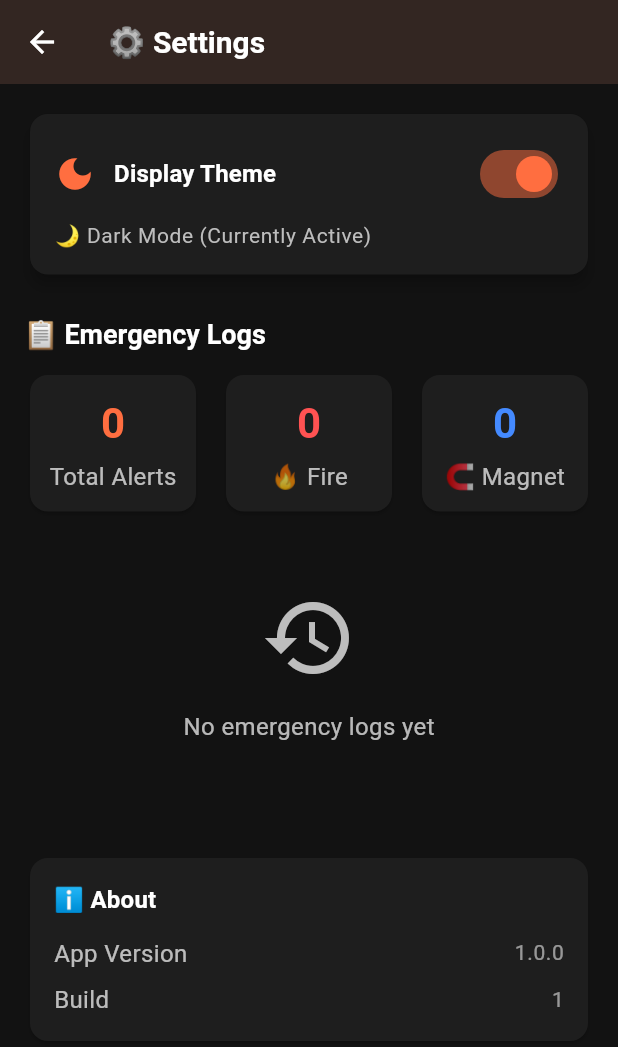
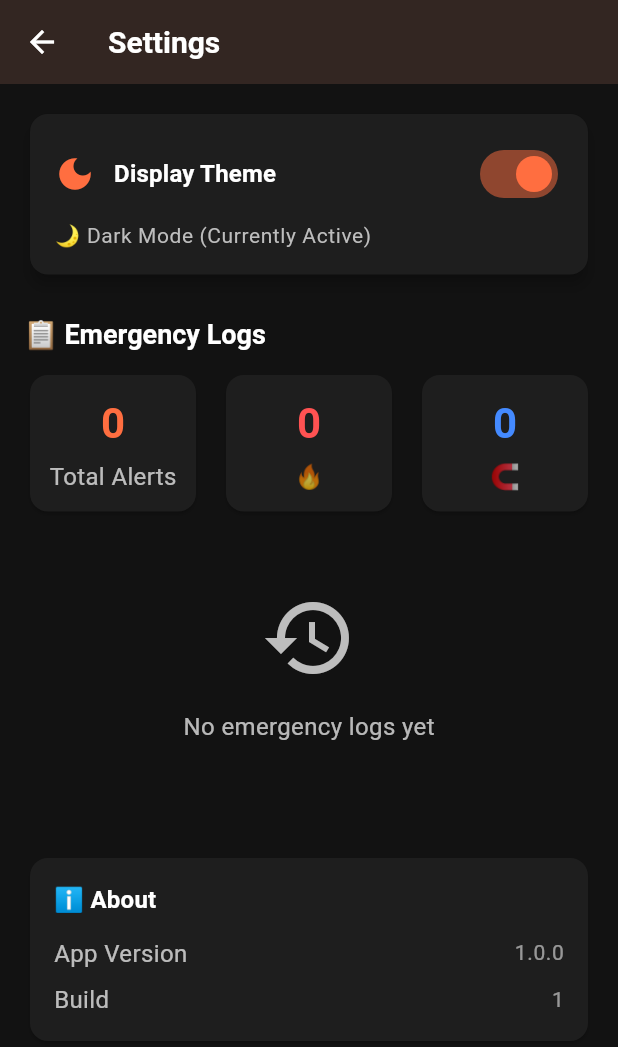
Before and after one commit to GeorgeLukaanya/esp32_security_app, a Flutter app: the screen it shows after launch, after a tap on the "settings" icon, on a phone screen of 412 x 824 dp. Shown: the top 1047 px of the screen. Run offline on Flutter 3.47's test engine with Material 3 defaults, Android fonts, the phone set to English and light mode, and no system bars; our stand-ins replace audioplayers, flutter_bluetooth_serial, flutter_local_notifications, permission_handler, shared_preferences.

Commit message:
Reduction of clutter

```diff
--- a/lib/screens/home_screen.dart
+++ b/lib/screens/home_screen.dart
@@ -145,7 +145,7 @@ class _HomeScreenState extends State<HomeScreen> {
   Widget build(BuildContext context) {
     return Scaffold(
       appBar: AppBar(
-        title: const Text("🔒 ESP32 Security System"),
+        title: const Text("ESP32 Security System"),
         centerTitle: true,
         elevation: 4,
         actions: [
@@ -265,7 +265,7 @@ class _HomeScreenState extends State<HomeScreen> {
 
                 // Command Buttons Section
                 Text(
-                  '📲 Commands',
+                  'Commands',
                   style: Theme.of(context).textTheme.titleLarge?.copyWith(
                     fontSize: 16,
                     fontWeight: FontWeight.bold,
@@ -280,7 +280,7 @@ class _HomeScreenState extends State<HomeScreen> {
                       ElevatedButton.icon(
                         onPressed: _showDeviceSelectionDialog,
                         icon: const Icon(Icons.bluetooth_connected),
-                        label: const Text("🔗 Connect to ESP32"),
+                        label: const Text("Connect to ESP32"),
                         style: ElevatedButton.styleFrom(
                           padding: const EdgeInsets.symmetric(vertical: 16),
                           backgroundColor: Colors.deepOrangeAccent,
@@ -307,7 +307,7 @@ class _HomeScreenState extends State<HomeScreen> {
                         showDialog(
                           context: context,
                           builder: (context) => AlertDialog(
-                            title: const Text('🔊 Test Alert Sounds'),
+                            title: const Text('Test Alert Sounds'),
                             content: const Text(
                               'Select an alert to test if sound is working correctly on your device.',
                             ),
@@ -335,7 +335,7 @@ class _HomeScreenState extends State<HomeScreen> {
                         );
                       },
                       icon: const Icon(Icons.speaker_phone),
-                      label: const Text("🔊 Test Sounds"),
+                      label: const Text("Test Sounds"),
                       style: ElevatedButton.styleFrom(
                         padding: const EdgeInsets.symmetric(vertical: 16),
                         backgroundColor: Colors.blueAccent,
@@ -355,7 +355,7 @@ class _HomeScreenState extends State<HomeScreen> {
                         );
                       },
                       icon: const Icon(Icons.settings),
-                      label: const Text("⚙️ Settings & Logs"),
+                      label: const Text("Settings & Logs"),
                       style: OutlinedButton.styleFrom(
                         padding: const EdgeInsets.symmetric(vertical: 14),
                       ),
--- a/lib/screens/settings_screen.dart
+++ b/lib/screens/settings_screen.dart
@@ -90,7 +90,7 @@ class _SettingsScreenState extends State<SettingsScreen> {
   Widget build(BuildContext context) {
     return Scaffold(
       appBar: AppBar(
-        title: const Text('⚙️ Settings'),
+        title: const Text('Settings'),
         leading: IconButton(
           icon: const Icon(Icons.arrow_back),
           onPressed: () => Navigator.pop(context),
@@ -222,7 +222,7 @@ class _SettingsScreenState extends State<SettingsScreen> {
                                   ),
                                 ),
                                 const SizedBox(height: 4),
-                                const Text('🔥 Fire'),
+                                const Text('🔥'),
                               ],
                             ),
                           ),
@@ -244,7 +244,7 @@ class _SettingsScreenState extends State<SettingsScreen> {
                                   ),
                                 ),
                                 const SizedBox(height: 4),
-                                const Text('🧲 Magnet'),
+                                const Text('🧲'),
                               ],
                             ),
                           ),
@@ -333,7 +333,7 @@ class _SettingsScreenState extends State<SettingsScreen> {
                         // Clear Logs Button
                         ElevatedButton.icon(
                           icon: const Icon(Icons.delete_outline),
-                          label: const Text('🗑️ Clear All Logs'),
+                          label: const Text('🗑️'),
                           style: ElevatedButton.styleFrom(
                             backgroundColor: Colors.redAccent,
                             foregroundColor: Colors.white,
```
